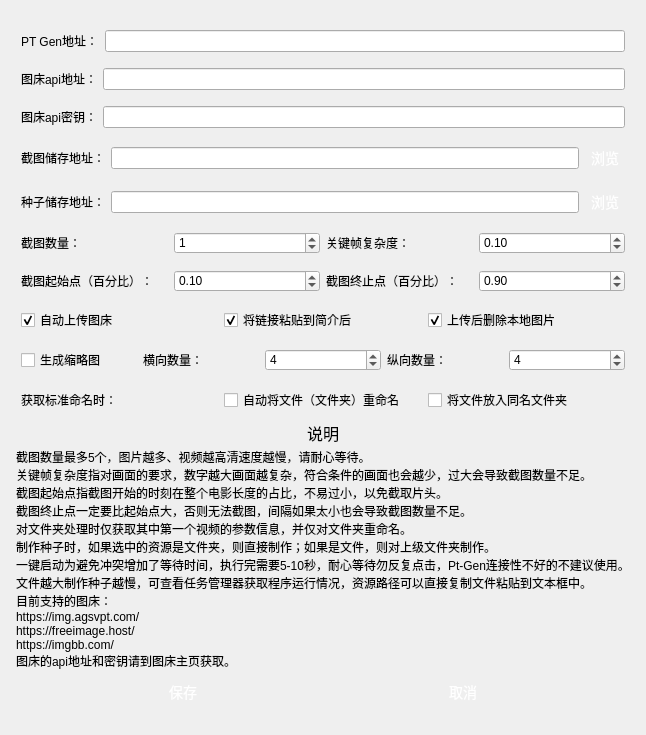
The window that ph-bjd/ui/settings.ui (publish-helper/publish-helper) describes before a commit, drawn with Qt 5.
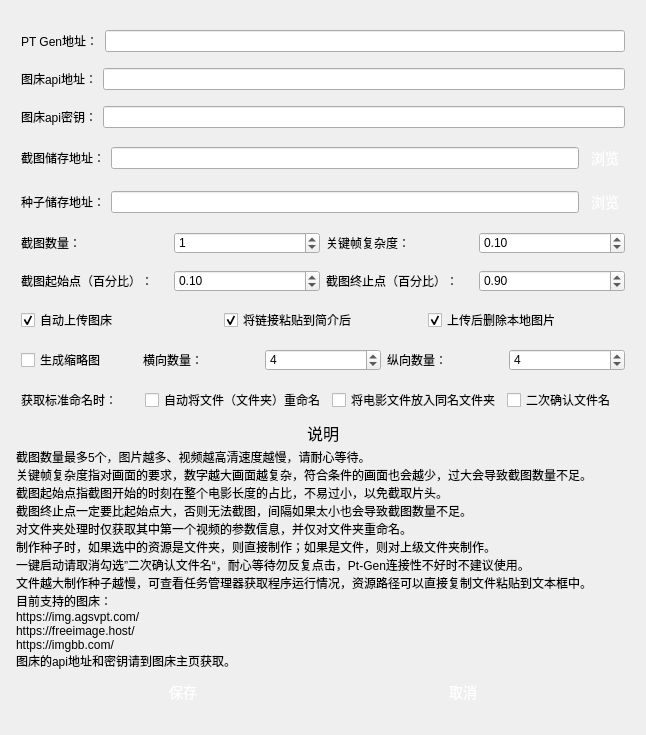
The same window after the commit.

Commit message: 新增对于文件名的二次确认功能，方便用户进行个性化的重命名，如果不需要这个功能可以在设置里面关闭。

What changed in the file:
```diff
--- a/ph-bjd/ui/settings.ui
+++ b/ph-bjd/ui/settings.ui
@@ -1239,7 +1239,42 @@
 </string>
          </property>
          <property name="text">
-          <string>将文件放入同名文件夹</string>
+          <string>将电影文件放入同名文件夹</string>
+         </property>
+         <property name="checked">
+          <bool>false</bool>
+         </property>
+        </widget>
+       </item>
+       <item>
+        <widget class="QCheckBox" name="secondConfirmFileName">
+         <property name="styleSheet">
+          <string>QPushButton {
+    display: inline-block;
+    padding: 5px 5px;
+    font-size: 16px;
+    cursor: pointer;
+    text-align: center;
+    text-decoration: none;
+    outline: none;
+    color:#fff;
+    background-color: #559e24;
+    border: none;
+    border-radius: 15px;
+    box-shadow: 0 9px #999;
+}
+
+QPushButton:hover {
+background-color: #4a8821;
+}
+
+QPushButton:pressed {
+    background-color: #3c6f1b;
+}
+</string>
+         </property>
+         <property name="text">
+          <string>二次确认文件名</string>
          </property>
          <property name="checked">
           <bool>false</bool>
@@ -1309,7 +1344,7 @@
 截图终止点一定要比起始点大，否则无法截图，间隔如果太小也会导致截图数量不足。
 对文件夹处理时仅获取其中第一个视频的参数信息，并仅对文件夹重命名。
 制作种子时，如果选中的资源是文件夹，则直接制作；如果是文件，则对上级文件夹制作。
-一键启动为避免冲突增加了等待时间，执行完需要5-10秒，耐心等待勿反复点击，Pt-Gen连接性不好的不建议使用。
+一键启动请取消勾选”二次确认文件名“，耐心等待勿反复点击，Pt-Gen连接性不好时不建议使用。
 文件越大制作种子越慢，可查看任务管理器获取程序运行情况，资源路径可以直接复制文件粘贴到文本框中。
 目前支持的图床：
 https://img.agsvpt.com/
```
The commit also changes 6 other files.
